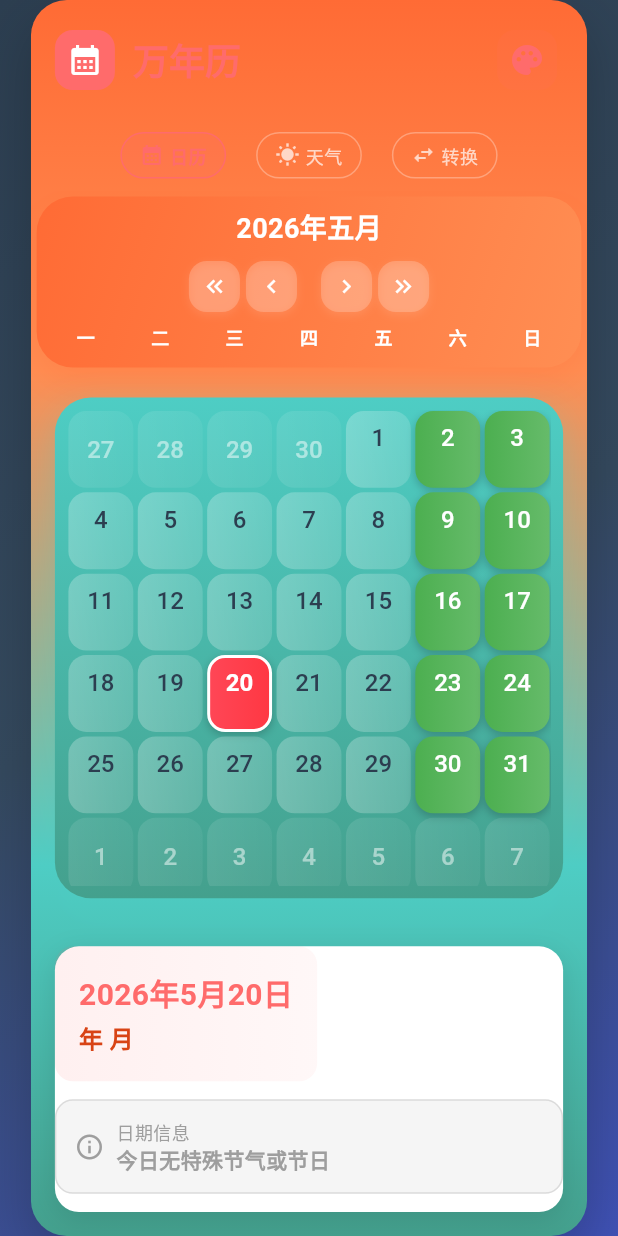
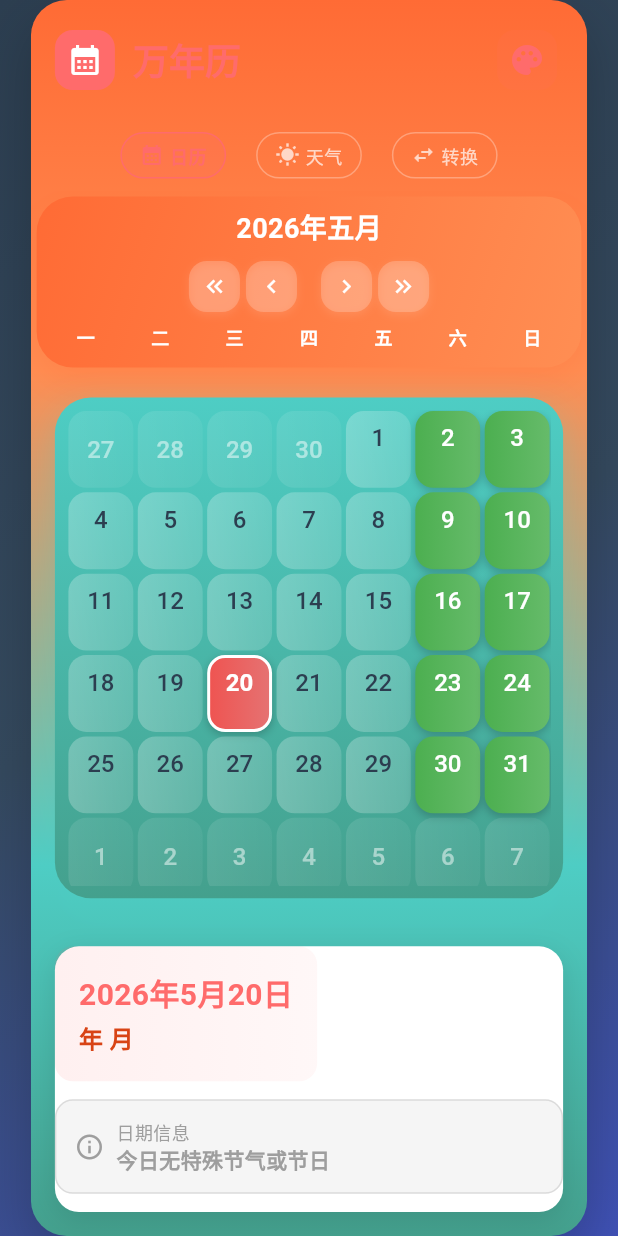
Before and after one commit to liminghuang1985/calendar, a Flutter app: the screen it shows after launch, on a phone screen of 412 x 824 dp. Run offline on Flutter 3.47's test engine with Material 3 defaults, Android fonts, the phone set to English and light mode, and no system bars; our stand-ins replace fl_chart, flutter_staggered_animations, shared_preferences; missing offline and left inert: lunar.

Commit message:
soften today/selected cell gradient colors: coral red, soft orange

```diff
--- a/lib/widgets/calendar_day_cell.dart
+++ b/lib/widgets/calendar_day_cell.dart
@@ -173,17 +173,17 @@ class _CalendarDayCellState extends State<CalendarDayCell>
   }
 
   Gradient _getBackgroundGradient(ColorScheme colorScheme) {
-    // 今天的日期 - 红色高亮
+    // 今天的日期 - 柔和珊瑚色（降低饱和度）
     if (widget.calendarDate.isToday) {
       return const LinearGradient(
-        colors: [Color(0xFFFF4757), Color(0xFFFF3742)],
+        colors: [Color(0xFFEF5350), Color(0xFFE57373)],
       );
     }
 
-    // 选中的日期 - 橙色高亮
+    // 选中的日期 - 柔和橙色
     if (widget.isSelected) {
       return const LinearGradient(
-        colors: [Color(0xFFFF6B35), Color(0xFFFF8E53)],
+        colors: [Color(0xFFFF8A65), Color(0xFFFFAB91)],
       );
     }
 
```
Also changed, not shown: 1 other file.
